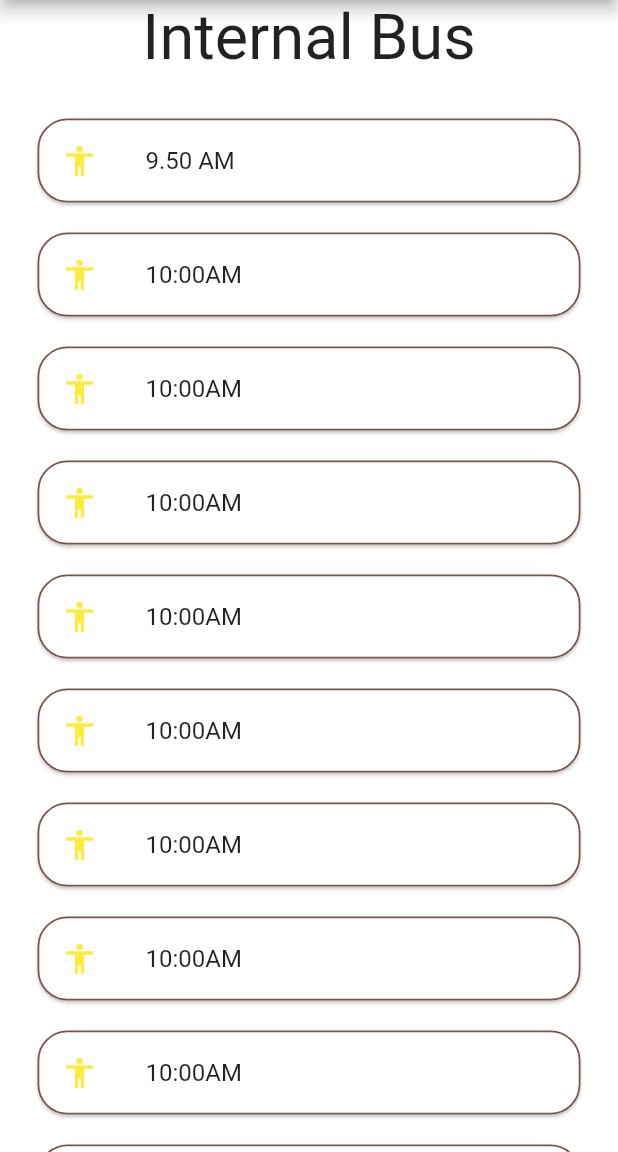
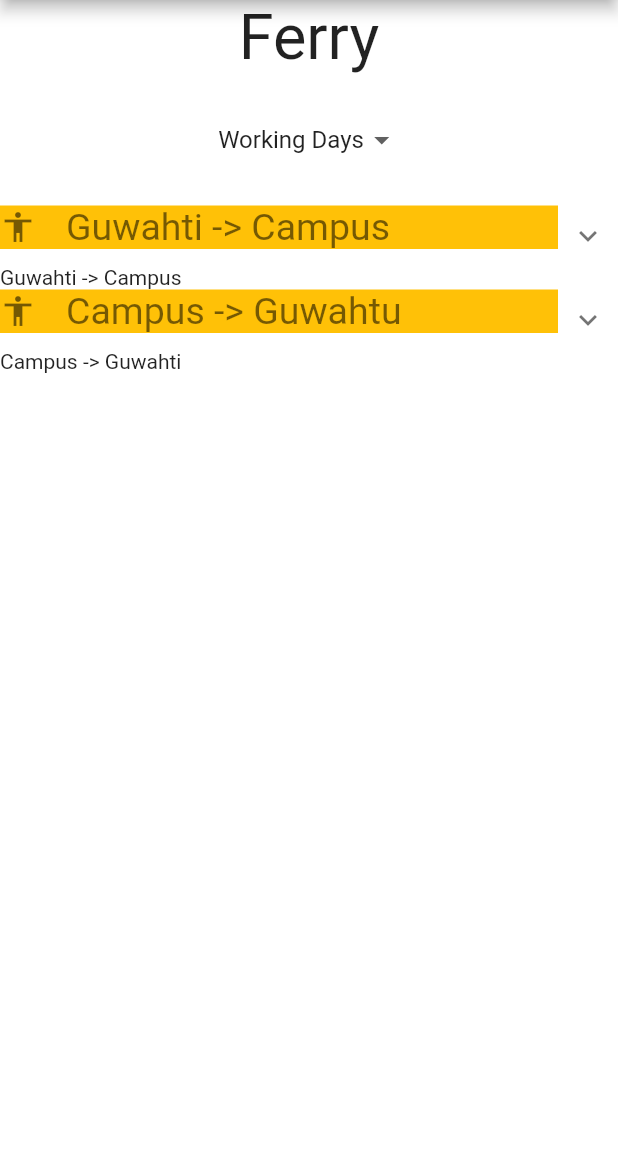
Before and after one commit to Alan451/onestopios, a Flutter app: the screen it shows after launch, item 3 of the bottom bar chosen, after a tap on "Ferry", on a phone screen of 412 x 824 dp, the part 84-1236 px from its top. Run offline on Flutter 3.47's test engine with Material 2 defaults, Android fonts, the phone set to English and light mode, and no system bars; drawn by our look-alikes of expandable; our stand-ins replace cloud_firestore; accounts and stored records are empty.

Commit message:
ferry timing

```diff
--- a/lib/screens/Ferry.dart
+++ b/lib/screens/Ferry.dart
@@ -1,3 +1,5 @@
+import 'package:cloud_firestore/cloud_firestore.dart';
+import 'package:expandable/expandable.dart';
 import 'package:flutter/cupertino.dart';
 import 'package:flutter/material.dart';
 
@@ -9,6 +11,39 @@ class Ferry extends StatefulWidget {
 }
 
 class _FerryState extends State<Ferry> {
+  List<String> ng_g_WD = [];
+  List<String> g_ng_WD = [];
+  List<String> ng_g_S = [];
+  List<String> g_ng_S = [];
+  List<String> dropdownList = ['Working Days', 'Sunday'];
+  String dropdownValue;
+
+  Future<dynamic> getFerryTimings() async {
+    final _queryList = await Firestore.instance.collection("FerryTimings").getDocuments();
+    final _doc = _queryList.documents[0];
+    return _doc.data;
+  }
+
+  @override
+  void initState() {
+    print("Initstate called");
+    try {
+      getFerryTimings().then((value) {
+        print(value.toString());
+        ng_g_WD = value['NGtoG_workingdays'];
+        ng_g_S = value['NGtoG_sunday'];
+        g_ng_S = value['GtoNG_Sunday'];
+        g_ng_WD = value['GtoNG_Workingdays'];
+      });
+    } catch (e) {
+      print("------------ERROR------------");
+      print(e.toString());
+    }
+    print(ng_g_S.toString());
+    dropdownValue = dropdownList[0]; // initial value of dropdown
+    super.initState();
+  }
+
   @override
   Widget build(BuildContext context) {
     return MaterialApp(
@@ -31,7 +66,7 @@ class _FerryState extends State<Ferry> {
             children: <Widget>[
               Center(
                 child: Text(
-                  'Internal Bus',
+                  'Ferry',
                   textAlign: TextAlign.center,
                   textScaleFactor: 3.0,
                 ),
@@ -40,186 +75,112 @@ class _FerryState extends State<Ferry> {
                 height: 20.0,
                 width: 150.0,
               ),
-              Card(
-                  shape: RoundedRectangleBorder(
-                      borderRadius: BorderRadius.circular(20),
-                      side: BorderSide(
-                        width: 1.2,
-                        color: Colors.brown[500],
-                      )),
-                  margin:
-                      EdgeInsets.symmetric(vertical: 10.0, horizontal: 25.0),
-                  child: ListTile(
-                    leading: Icon(
+              DropdownButton(
+                underline: Container(),
+                value: dropdownValue,
+                items: dropdownList
+                    .map<DropdownMenuItem>(
+                      (item) => DropdownMenuItem(
+                        value: item,
+                        child: Text(item),
+                      ),
+                    )
+                    .toList(),
+                onChanged: (value) {
+                  setState(() {
+                    dropdownValue = value;
+                  });
+                },
+              ),
+              SizedBox(height: 20),
+              Builder(
+                builder: (context) {
+                  List<String> _list;
+                  if (dropdownValue != dropdownList[1])
+                    _list = g_ng_WD;
+                  else
+                    _list = g_ng_S;
+
+                  return ExpandablePanel(
+                    header: Container(
+                      color: Colors.amber,
+                      child: Row(
+                        mainAxisAlignment: MainAxisAlignment.start,
+                        crossAxisAlignment: CrossAxisAlignment.center,
+                        children: <Widget>[
+                          Icon(
                             Icons.accessibility,
-                      color: Colors.yellow,
+                            color: Colors.black54,
                           ),
-                    title: Text(
-                      '9.50 AM',
+                          SizedBox(width: 20),
+                          Text(
+                            "Guwahti -> Campus",
+                            style: Theme.of(context).textTheme.headline2.copyWith(
+                                  fontSize: 25,
                                 ),
-                  )),
-              Card(
-                  shape: RoundedRectangleBorder(
-                      borderRadius: BorderRadius.circular(20),
-                      side: BorderSide(
-                        width: 1.2,
-                        color: Colors.brown[500],
-                      )),
-                  margin:
-                      EdgeInsets.symmetric(vertical: 10.0, horizontal: 25.0),
-                  child: ListTile(
-                    leading: Icon(
+                          ),
+                        ],
+                      ),
+                    ),
+                    collapsed: Text("Guwahti -> Campus"),
+                    expanded: Column(
+                      mainAxisAlignment: MainAxisAlignment.start,
+                      children: _list
+                          .map<ListTile>(
+                            (item) => ListTile(
+                              title: Text(item),
+                              leading: Icon(Icons.access_time),
+                            ),
+                          )
+                          .toList(),
+                    ),
+                  );
+                },
+              ),
+              Builder(
+                builder: (context) {
+                  List<String> _list;
+                  if (dropdownValue != dropdownList[1])
+                    _list = ng_g_WD;
+                  else
+                    _list = ng_g_S;
+
+                  return ExpandablePanel(
+                    header: Container(
+                      color: Colors.amber,
+                      child: Row(
+                        mainAxisAlignment: MainAxisAlignment.start,
+                        crossAxisAlignment: CrossAxisAlignment.center,
+                        children: <Widget>[
+                          Icon(
                             Icons.accessibility,
-                      color: Colors.yellow,
+                            color: Colors.black54,
                           ),
-                    title: Text(
-                      '10:00AM',
+                          SizedBox(width: 20),
+                          Text(
+                            "Campus -> Guwahtu",
+                            style: Theme.of(context).textTheme.headline2.copyWith(
+                                  fontSize: 25,
                                 ),
-                  )),
-              Card(
-                  shape: RoundedRectangleBorder(
-                      borderRadius: BorderRadius.circular(20),
-                      side: BorderSide(
-                        width: 1.2,
-                        color: Colors.brown[500],
-                      )),
-                  margin:
-                      EdgeInsets.symmetric(vertical: 10.0, horizontal: 25.0),
-                  child: ListTile(
-                    leading: Icon(
-                      Icons.accessibility,
-                      color: Colors.yellow,
                           ),
-                    title: Text(
-                      '10:00AM',
+                        ],
                       ),
-                  )),
-              Card(
-                  shape: RoundedRectangleBorder(
-                      borderRadius: BorderRadius.circular(20),
-                      side: BorderSide(
-                        width: 1.2,
-                        color: Colors.brown[500],
-                      )),
-                  margin:
-                      EdgeInsets.symmetric(vertical: 10.0, horizontal: 25.0),
-                  child: ListTile(
-                    leading: Icon(
-                      Icons.accessibility,
-                      color: Colors.yellow,
                     ),
-                    title: Text(
-                      '10:00AM',
+                    collapsed: Text("Campus -> Guwahti"),
+                    expanded: Column(
+                      mainAxisAlignment: MainAxisAlignment.start,
+                      children: _list
+                          .map<ListTile>(
+                            (item) => ListTile(
+                              title: Text(item),
+                              leading: Icon(Icons.access_time),
                             ),
-                  )),
-              Card(
-                  shape: RoundedRectangleBorder(
-                      borderRadius: BorderRadius.circular(20),
-                      side: BorderSide(
-                        width: 1.2,
-                        color: Colors.brown[500],
-                      )),
-                  margin:
-                      EdgeInsets.symmetric(vertical: 10.0, horizontal: 25.0),
-                  child: ListTile(
-                    leading: Icon(
-                      Icons.accessibility,
-                      color: Colors.yellow,
+                          )
+                          .toList(),
                     ),
-                    title: Text(
-                      '10:00AM',
+                  );
+                },
               ),
-                  )),
-              Card(
-                  shape: RoundedRectangleBorder(
-                      borderRadius: BorderRadius.circular(20),
-                      side: BorderSide(
-                        width: 1.2,
-                        color: Colors.brown[500],
-                      )),
-                  margin:
-                      EdgeInsets.symmetric(vertical: 10.0, horizontal: 25.0),
-                  child: ListTile(
-                    leading: Icon(
-                      Icons.accessibility,
-                      color: Colors.yellow,
-                    ),
-                    title: Text(
-                      '10:00AM',
-                    ),
-                  )),
-              Card(
-                  shape: RoundedRectangleBorder(
-                      borderRadius: BorderRadius.circular(20),
-                      side: BorderSide(
-                        width: 1.2,
-                        color: Colors.brown[500],
-                      )),
-                  margin:
-                      EdgeInsets.symmetric(vertical: 10.0, horizontal: 25.0),
-                  child: ListTile(
-                    leading: Icon(
-                      Icons.accessibility,
-                      color: Colors.yellow,
-                    ),
-                    title: Text(
-                      '10:00AM',
-                    ),
-                  )),
-              Card(
-                  shape: RoundedRectangleBorder(
-                      borderRadius: BorderRadius.circular(20),
-                      side: BorderSide(
-                        width: 1.2,
-                        color: Colors.brown[500],
-                      )),
-                  margin:
-                      EdgeInsets.symmetric(vertical: 10.0, horizontal: 25.0),
-                  child: ListTile(
-                    leading: Icon(
-                      Icons.accessibility,
-                      color: Colors.yellow,
-                    ),
-                    title: Text(
-                      '10:00AM',
-                    ),
-                  )),
-              Card(
-                  shape: RoundedRectangleBorder(
-                      borderRadius: BorderRadius.circular(20),
-                      side: BorderSide(
-                        width: 1.2,
-                        color: Colors.brown[500],
-                      )),
-                  margin:
-                      EdgeInsets.symmetric(vertical: 10.0, horizontal: 25.0),
-                  child: ListTile(
-                    leading: Icon(
-                      Icons.accessibility,
-                      color: Colors.yellow,
-                    ),
-                    title: Text(
-                      '10:00AM',
-                    ),
-                  )),
-              Card(
-                  shape: RoundedRectangleBorder(
-                      borderRadius: BorderRadius.circular(20),
-                      side: BorderSide(
-                        width: 1.2,
-                        color: Colors.brown[500],
-                      )),
-                  margin:
-                      EdgeInsets.symmetric(vertical: 10.0, horizontal: 25.0),
-                  child: ListTile(
-                    leading: Icon(
-                      Icons.accessibility,
-                      color: Colors.yellow,
-                    ),
-                    title: Text(
-                      '10:00AM',
-                    ),
-                  )),
             ],
           ),
         )),
```
Also changed, not shown: pubspec.yaml (+7 -0 lines), pubspec.lock, 3 other files. Lines whose indentation alone changed are shown as unchanged.
